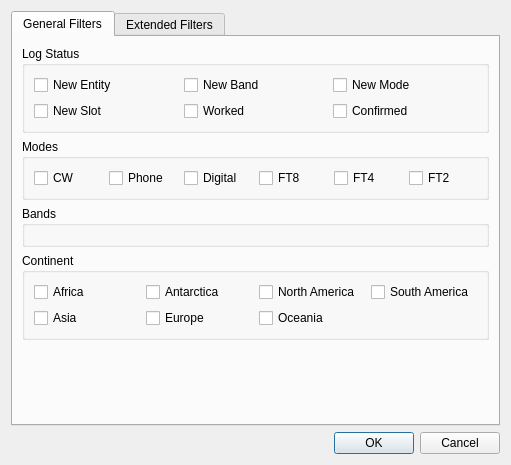
HB9VQQ/QLog, file ui/DxFilterDialog.ui: the form before one commit.
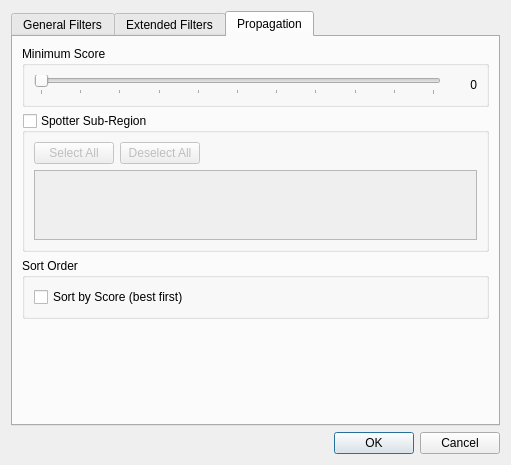
The form after the commit. The open tabs and pages were chosen to show the change.

Commit message: Phase 3: Add Propagation filter tab to DX Cluster Filters dialog

```diff
--- a/ui/DxFilterDialog.ui
+++ b/ui/DxFilterDialog.ui
@@ -462,6 +462,157 @@
        </item>
       </layout>
      </widget>
+     <widget class="QWidget" name="propagation_filters">
+      <attribute name="title">
+       <string>Propagation</string>
+      </attribute>
+      <layout class="QVBoxLayout" name="verticalLayout_prop">
+       <item>
+        <widget class="QGroupBox" name="minScoreGroupBox">
+         <property name="title">
+          <string>Minimum Score</string>
+         </property>
+         <layout class="QHBoxLayout" name="minScoreLayout">
+          <item>
+           <widget class="QSlider" name="minScoreSlider">
+            <property name="toolTip">
+             <string>Hide spots with score below this value. 0 = show all.</string>
+            </property>
+            <property name="minimum">
+             <number>0</number>
+            </property>
+            <property name="maximum">
+             <number>100</number>
+            </property>
+            <property name="orientation">
+             <enum>Qt::Horizontal</enum>
+            </property>
+            <property name="tickPosition">
+             <enum>QSlider::TicksBelow</enum>
+            </property>
+            <property name="tickInterval">
+             <number>10</number>
+            </property>
+           </widget>
+          </item>
+          <item>
+           <widget class="QLabel" name="minScoreLabel">
+            <property name="minimumSize">
+             <size>
+              <width>30</width>
+              <height>0</height>
+             </size>
+            </property>
+            <property name="text">
+             <string>0</string>
+            </property>
+            <property name="alignment">
+             <set>Qt::AlignRight|Qt::AlignVCenter</set>
+            </property>
+           </widget>
+          </item>
+         </layout>
+        </widget>
+       </item>
+       <item>
+        <widget class="QGroupBox" name="spotterRegionGroupBox">
+         <property name="title">
+          <string>Spotter Sub-Region</string>
+         </property>
+         <property name="checkable">
+          <bool>true</bool>
+         </property>
+         <property name="checked">
+          <bool>false</bool>
+         </property>
+         <layout class="QVBoxLayout" name="spotterRegionVLayout">
+          <item>
+           <layout class="QHBoxLayout" name="regionButtonsLayout">
+            <item>
+             <widget class="QPushButton" name="selectAllRegionsBtn">
+              <property name="text">
+               <string>Select All</string>
+              </property>
+              <property name="sizePolicy">
+               <sizepolicy hsizetype="Fixed" vsizetype="Fixed">
+                <horstretch>0</horstretch>
+                <verstretch>0</verstretch>
+               </sizepolicy>
+              </property>
+             </widget>
+            </item>
+            <item>
+             <widget class="QPushButton" name="deselectAllRegionsBtn">
+              <property name="text">
+               <string>Deselect All</string>
+              </property>
+              <property name="sizePolicy">
+               <sizepolicy hsizetype="Fixed" vsizetype="Fixed">
+                <horstretch>0</horstretch>
+                <verstretch>0</verstretch>
+               </sizepolicy>
+              </property>
+             </widget>
+            </item>
+            <item>
+             <spacer name="regionButtonsSpacer">
+              <property name="orientation">
+               <enum>Qt::Horizontal</enum>
+              </property>
+              <property name="sizeHint" stdset="0">
+               <size>
+                <width>40</width>
+                <height>20</height>
+               </size>
+              </property>
+             </spacer>
+            </item>
+           </layout>
+          </item>
+          <item>
+           <widget class="QScrollArea" name="regionScrollArea">
+            <property name="widgetResizable">
+             <bool>true</bool>
+            </property>
+            <widget class="QWidget" name="regionScrollContents">
+             <layout class="QVBoxLayout" name="regionCheckboxLayout"/>
+            </widget>
+           </widget>
+          </item>
+         </layout>
+        </widget>
+       </item>
+       <item>
+        <widget class="QGroupBox" name="sortOrderGroupBox">
+         <property name="title">
+          <string>Sort Order</string>
+         </property>
+         <layout class="QVBoxLayout" name="sortOrderLayout">
+          <item>
+           <widget class="QCheckBox" name="sortByScoreCheckbox">
+            <property name="text">
+             <string>Sort by Score (best first)</string>
+            </property>
+           </widget>
+          </item>
+         </layout>
+        </widget>
+       </item>
+       <item>
+        <spacer name="verticalSpacer_prop">
+         <property name="orientation">
+          <enum>Qt::Vertical</enum>
+         </property>
+         <property name="sizeHint" stdset="0">
+          <size>
+           <width>20</width>
+           <height>40</height>
+          </size>
+         </property>
+        </spacer>
+       </item>
+      </layout>
+     </widget>
     </widget>
    </item>
    <item>
```
The commit also changes 10 other files.
